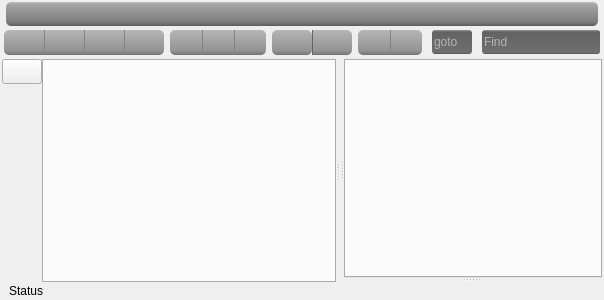
Old version of the form armadillo/armadillo.ui in the repository rkyleg/scope.
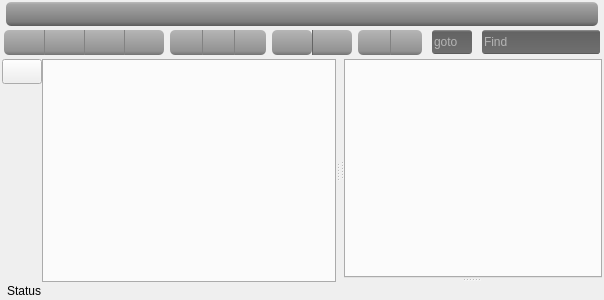
New version of the form. Icons and pictures are not drawn.

Patch:
```diff
--- a/armadillo/armadillo.ui
+++ b/armadillo/armadillo.ui
@@ -910,7 +910,7 @@
     <widget class="QLabel" name="l_statusbar">
      <property name="styleSheet">
       <string notr="true">QLabel {
-padding-left:4px;
+padding-left:2px;
 padding-top:2px;
 }</string>
      </property>
```
